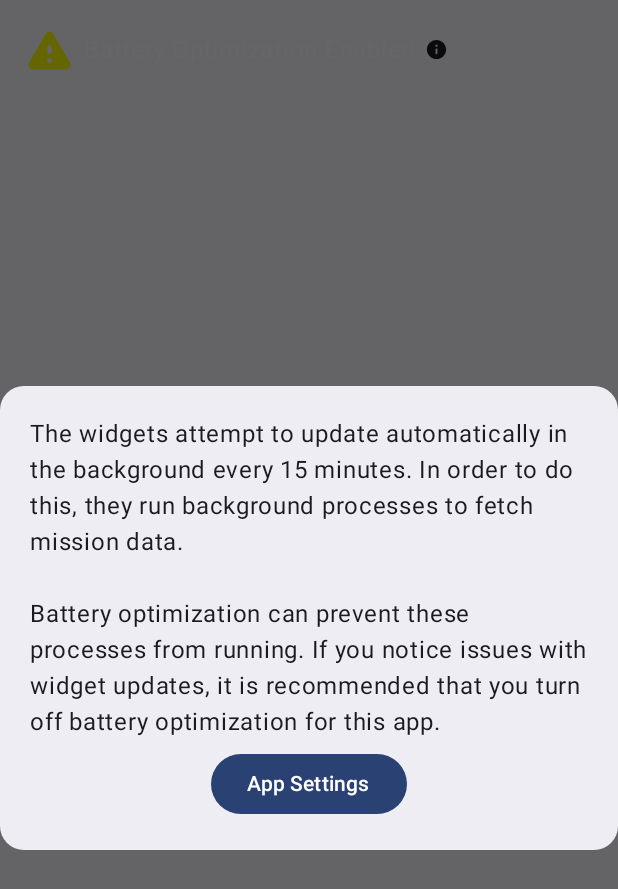
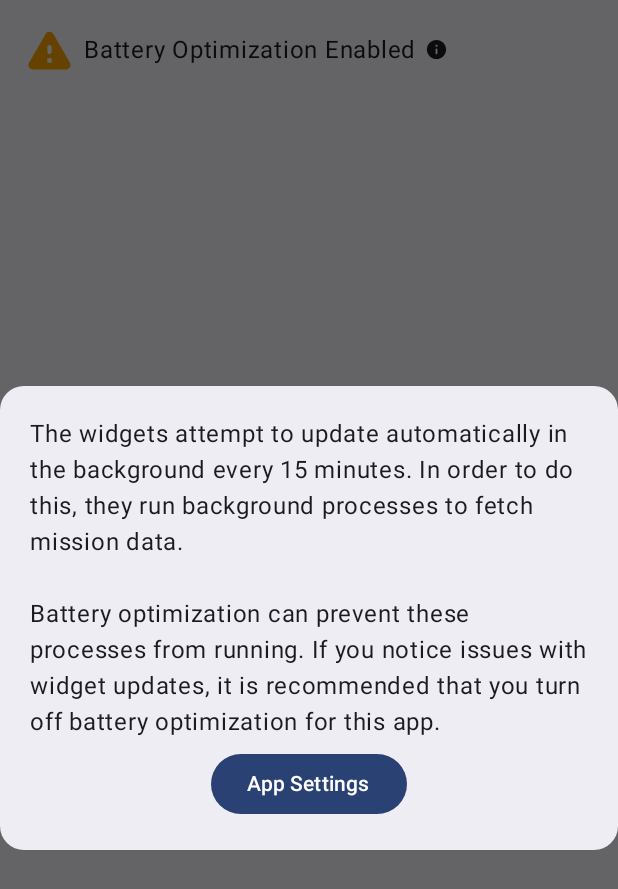
Before and after one commit to mvdiener/WidgetEgg, an Android app built with Jetpack Compose: the composable BatteryPermissionsContent called with empty values, after a tap on "Battery Optimization Enabled", on a phone screen of 412 x 824 dp. Shown: the top 889 px of the screen. Run offline under Robolectric (Android 15) with nearby library versions, the phone set to English and light mode, and no system bars.

Commit message:
Adjust text and icon colors to work in dark and light mode

```diff
--- a/app/src/main/java/com/widgetegg/widgeteggapp/settings/SettingsScreen.kt
+++ b/app/src/main/java/com/widgetegg/widgeteggapp/settings/SettingsScreen.kt
@@ -128,9 +128,9 @@ fun BatteryPermissionsContent(
             modifier = Modifier
                 .padding(end = 5.dp)
                 .size(35.dp),
-            tint = Color.Yellow
+            tint = Color(0xffffa500)
         )
-        Text(text = "Battery Optimization Enabled", color = Color.White)
+        Text(text = "Battery Optimization Enabled")
         Icon(
             Icons.Rounded.Info,
             contentDescription = "Battery optimization info",
```
